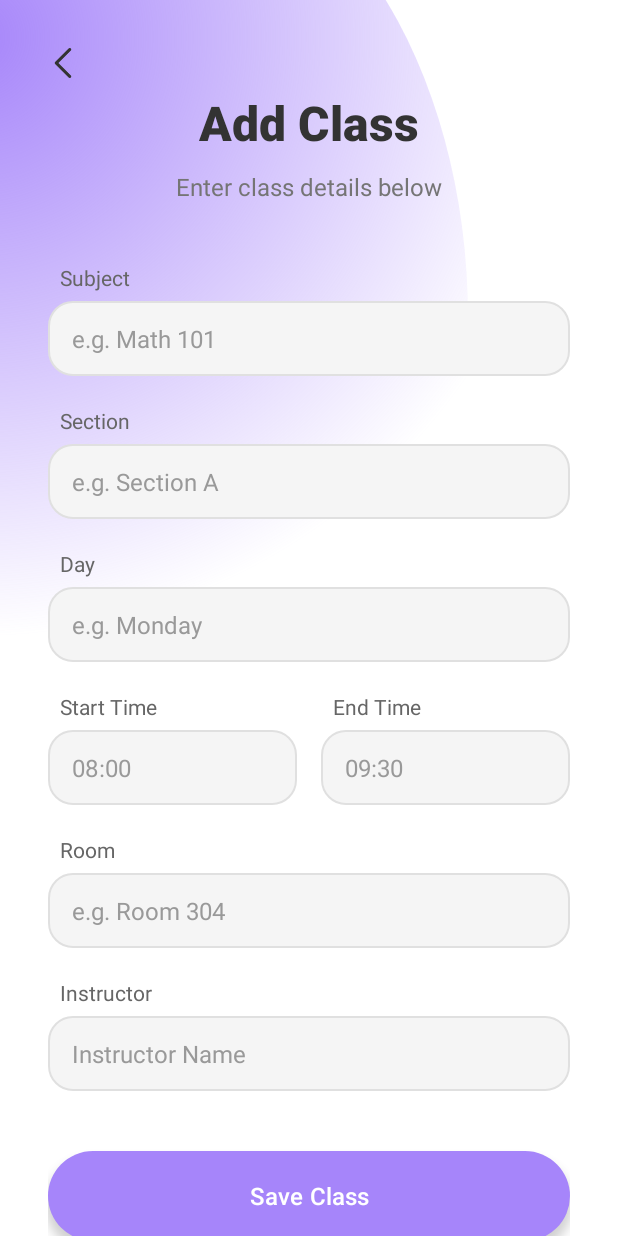
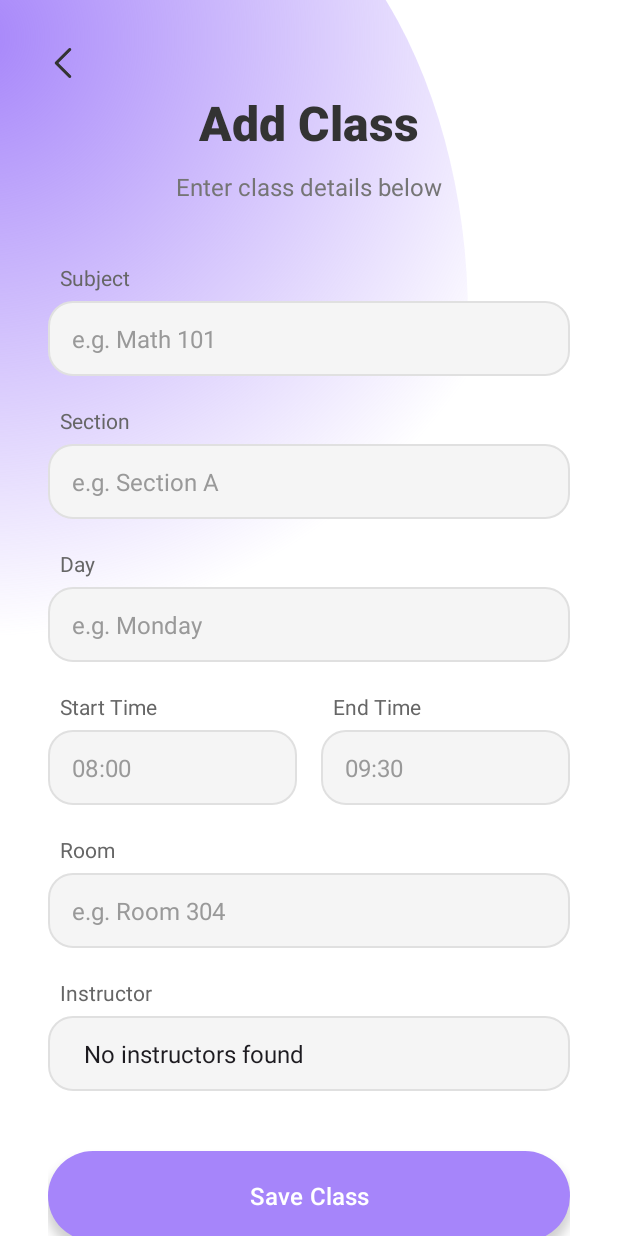
Before and after one commit to Hanes19/scheduling_mangement_system, an Android app: the AddClassActivity screen opened directly, with no data from a screen before it, after a tap on "Save Class", on a phone screen of 412 x 824 dp. Run offline under Robolectric (Android 15) with nearby library versions, the phone set to English and light mode, and no system bars; 1 other tap on this screen came first.

Commit message:
admin complete

```diff
--- a/schedule_management/app/src/main/java/com/majorelective/schedule_management/AddClassActivity.java
+++ b/schedule_management/app/src/main/java/com/majorelective/schedule_management/AddClassActivity.java
@@ -1,14 +1,19 @@
 package com.majorelective.schedule_management;
 
+import android.database.Cursor;
 import android.os.Bundle;
+import android.widget.ArrayAdapter;
 import android.widget.Button;
 import android.widget.EditText;
+import android.widget.Spinner;
 import android.widget.Toast;
 import androidx.appcompat.app.AppCompatActivity;
 
+import java.util.ArrayList;
+
 public class AddClassActivity extends AppCompatActivity {
 
-    private DatabaseHelper dbHelper; // Declare DatabaseHelper
+    private DatabaseHelper dbHelper;
 
     @Override
     protected void onCreate(Bundle savedInstanceState) {
@@ -18,12 +23,10 @@ public class AddClassActivity extends AppCompatActivity {
         // Initialize DB Helper
         dbHelper = new DatabaseHelper(this);
 
-        // --- ADD THIS BLOCK HERE ---
         // Make Back Button Work
         findViewById(R.id.btnBack).setOnClickListener(v -> {
             finish();
         });
-        // ---------------------------
 
         setupUI();
     }
@@ -35,8 +38,36 @@ public class AddClassActivity extends AppCompatActivity {
         EditText etStartTime = findViewById(R.id.etStartTime);
         EditText etEndTime = findViewById(R.id.etEndTime);
         EditText etRoom = findViewById(R.id.etRoom);
-        EditText etInstructor = findViewById(R.id.etInstructor);
+
+        // Changed from EditText to Spinner
+        Spinner spinnerInstructor = findViewById(R.id.spinnerInstructor);
+
         Button btnSave = findViewById(R.id.btnSaveClass);
+
+        // --- POPULATE INSTRUCTOR SPINNER ---
+        ArrayList<String> instructorsList = new ArrayList<>();
+        Cursor cursor = dbHelper.getAllInstructors();
+
+        if (cursor != null) {
+            if (cursor.moveToFirst()) {
+                do {
+                    // Index 1 is KEY_NAME based on your DatabaseHelper structure
+                    String name = cursor.getString(1);
+                    instructorsList.add(name);
+                } while (cursor.moveToNext());
+            }
+            cursor.close();
+        }
+
+        if (instructorsList.isEmpty()) {
+            instructorsList.add("No instructors found");
+        }
+
+        ArrayAdapter<String> adapter = new ArrayAdapter<>(this,
+                android.R.layout.simple_spinner_item, instructorsList);
+        adapter.setDropDownViewResource(android.R.layout.simple_spinner_dropdown_item);
+        spinnerInstructor.setAdapter(adapter);
+        // -----------------------------------
 
         btnSave.setOnClickListener(v -> {
             String subject = etSubject.getText().toString();
@@ -45,10 +76,17 @@ public class AddClassActivity extends AppCompatActivity {
             String start = etStartTime.getText().toString();
             String end = etEndTime.getText().toString();
             String room = etRoom.getText().toString();
-            String instructor = etInstructor.getText().toString();
+
+            // Get selected instructor from Spinner
+            String instructor = "";
+            if (spinnerInstructor.getSelectedItem() != null) {
+                instructor = spinnerInstructor.getSelectedItem().toString();
+            }
 
             if (subject.isEmpty() || section.isEmpty() || day.isEmpty()) {
                 Toast.makeText(this, "Please fill in all required fields", Toast.LENGTH_SHORT).show();
+            } else if (instructor.equals("No instructors found") || instructor.isEmpty()) {
+                Toast.makeText(this, "Please register an instructor first", Toast.LENGTH_SHORT).show();
             } else {
                 // Save to Database
                 boolean isInserted = dbHelper.addClass(subject, section, day, start, end, room, instructor);
--- a/schedule_management/app/src/main/res/layout/activity_add_class.xml
+++ b/schedule_management/app/src/main/res/layout/activity_add_class.xml
@@ -12,14 +12,12 @@
         android:orientation="vertical"
         android:padding="32dp">
 
-        <!-- Header -->
         <LinearLayout
             android:layout_width="match_parent"
             android:layout_height="wrap_content"
             android:orientation="vertical"
             android:layout_marginBottom="10dp">
 
-            <!-- Back Button (Top Left) -->
             <ImageButton
                 android:id="@+id/btnBack"
                 android:layout_width="20dp"
@@ -32,7 +30,6 @@
                 android:layout_gravity="start"
                 android:layout_marginBottom="8dp"/>
 
-            <!-- Title (Centered below button) -->
             <TextView
                 android:id="@+id/tvWelcomeStudent"
                 android:layout_width="wrap_content"
@@ -54,7 +51,6 @@
             android:textColor="#757575"
             android:layout_gravity="center_horizontal"/>
 
-        <!-- Subject Input -->
         <TextView
             android:layout_width="wrap_content"
             android:layout_height="wrap_content"
@@ -78,7 +74,6 @@
             android:inputType="textCapWords"
             android:layout_marginBottom="20dp"/>
 
-        <!-- Section Input -->
         <TextView
             android:layout_width="wrap_content"
             android:layout_height="wrap_content"
@@ -102,7 +97,6 @@
             android:inputType="textCapCharacters"
             android:layout_marginBottom="20dp"/>
 
-        <!-- Day Input -->
         <TextView
             android:layout_width="wrap_content"
             android:layout_height="wrap_content"
@@ -126,7 +120,6 @@
             android:inputType="textCapWords"
             android:layout_marginBottom="20dp"/>
 
-        <!-- Time Row -->
         <LinearLayout
             android:layout_width="match_parent"
             android:layout_height="wrap_content"
@@ -134,7 +127,6 @@
             android:baselineAligned="false"
             android:layout_marginBottom="20dp">
 
-            <!-- Start Time -->
             <LinearLayout
                 android:layout_width="0dp"
                 android:layout_height="wrap_content"
@@ -165,7 +157,6 @@
                     android:inputType="time"/>
             </LinearLayout>
 
-            <!-- End Time -->
             <LinearLayout
                 android:layout_width="0dp"
                 android:layout_height="wrap_content"
@@ -197,7 +188,6 @@
             </LinearLayout>
         </LinearLayout>
 
-        <!-- Room Input -->
         <TextView
             android:layout_width="wrap_content"
             android:layout_height="wrap_content"
@@ -221,7 +211,6 @@
             android:inputType="text"
             android:layout_marginBottom="20dp"/>
 
-        <!-- Instructor Input -->
         <TextView
             android:layout_width="wrap_content"
             android:layout_height="wrap_content"
@@ -231,21 +220,15 @@
             android:layout_marginStart="8dp"
             android:layout_marginBottom="6dp"/>
 
-        <EditText
-            android:id="@+id/etInstructor"
+        <Spinner
+            android:id="@+id/spinnerInstructor"
             android:layout_width="match_parent"
             android:layout_height="50dp"
             android:background="@drawable/bg_input_rounded"
             android:paddingStart="16dp"
             android:paddingEnd="16dp"
-            android:hint="Instructor Name"
-            android:textColor="#333333"
-            android:textColorHint="#999999"
-            android:textSize="16sp"
-            android:inputType="textPersonName"
             android:layout_marginBottom="40dp"/>
 
-        <!-- Action Button -->
         <Button
             android:id="@+id/btnSaveClass"
             android:layout_width="match_parent"
```
Also changed, not shown: schedule_management/app/src/main/java/com/majorelective/schedule_management/ManageInstructorsActivity.java (+75 -56 lines).
